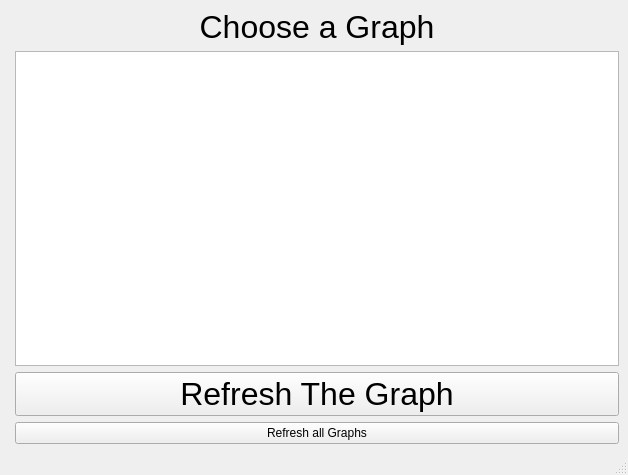
ebenson89/dvrmediaanalysis, file mainwindow.ui: the form before one commit.
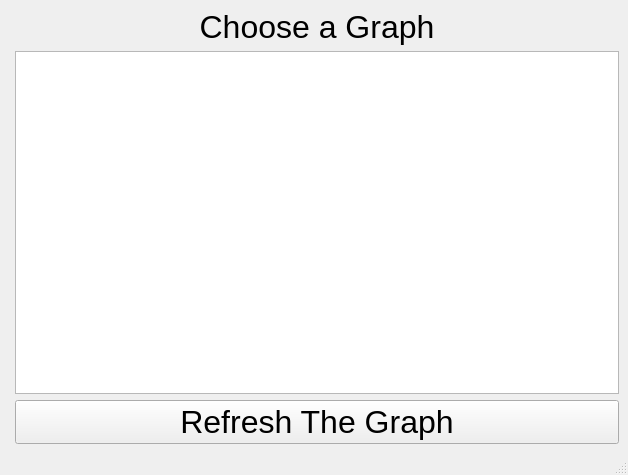
The form after the commit.

Diff of the .ui file:
```diff
--- a/mainwindow.ui
+++ b/mainwindow.ui
@@ -45,13 +45,6 @@
       </property>
      </widget>
     </item>
-    <item row="3" column="1">
-     <widget class="QPushButton" name="build_all_graphs_button">
-      <property name="text">
-       <string>Refresh all Graphs</string>
-      </property>
-     </widget>
-    </item>
    </layout>
   </widget>
   <widget class="QMenuBar" name="menubar">
```
